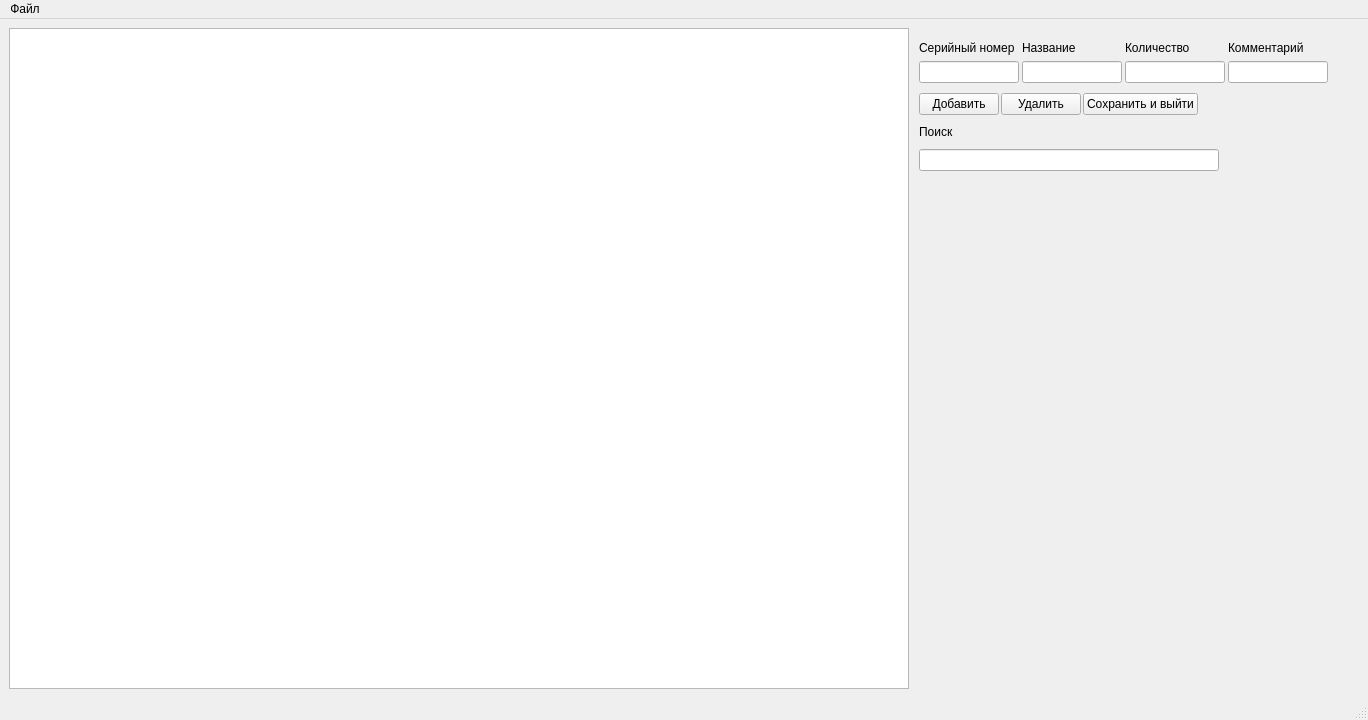
Above: mainwindow.ui from QDianQ/service_station_BD before the change. Below: the same form after it.
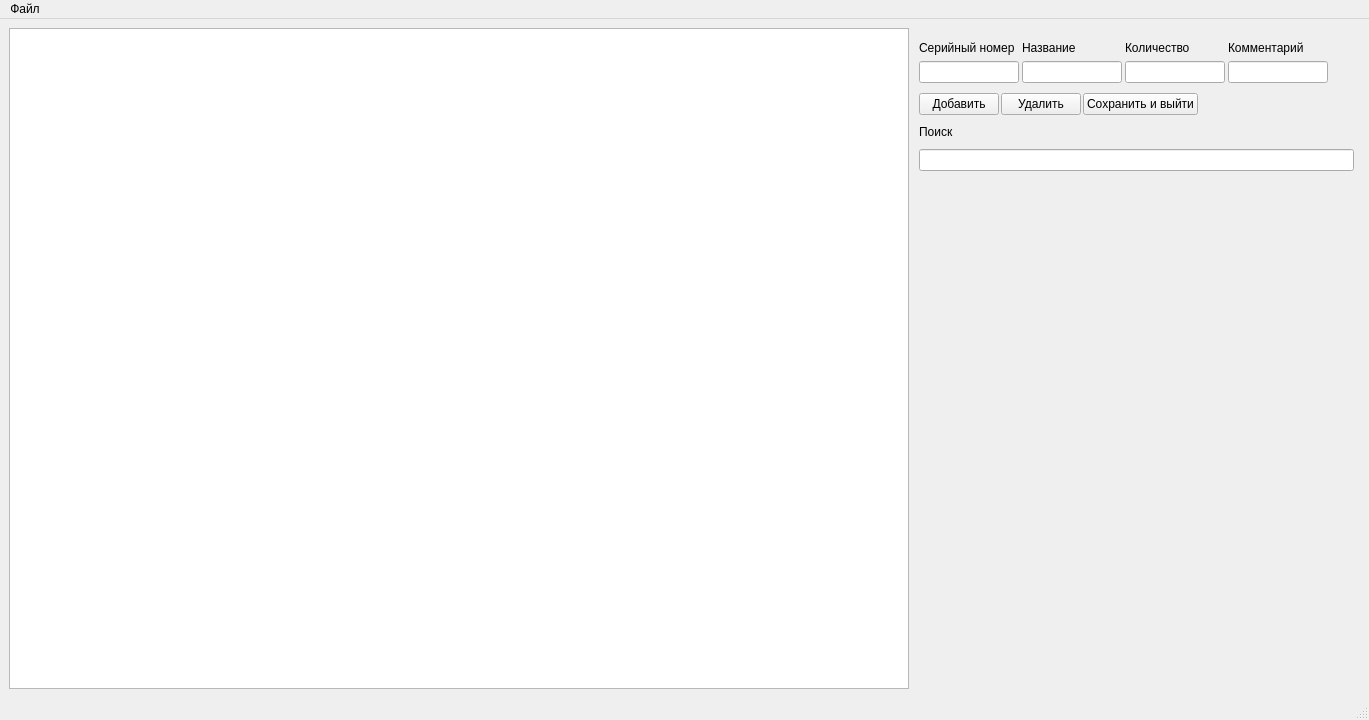
That is the form after the change.

Commit message: release v.2

The edit to the form file:
```diff
--- a/mainwindow.ui
+++ b/mainwindow.ui
@@ -9,7 +9,7 @@
    <rect>
     <x>0</x>
     <y>0</y>
-    <width>1368</width>
+    <width>1369</width>
     <height>720</height>
    </rect>
   </property>
@@ -27,8 +27,8 @@
   </property>
   <property name="maximumSize">
    <size>
-    <width>1368</width>
-    <height>720</height>
+    <width>165555</width>
+    <height>165555</height>
    </size>
   </property>
   <property name="windowTitle">
@@ -426,7 +426,7 @@
           </property>
           <property name="minimumSize">
            <size>
-            <width>200</width>
+            <width>435</width>
             <height>0</height>
            </size>
           </property>
@@ -462,7 +462,7 @@
     <rect>
      <x>0</x>
      <y>0</y>
-     <width>1368</width>
+     <width>1369</width>
      <height>21</height>
     </rect>
    </property>
```
The commit also changes 2 other files.
